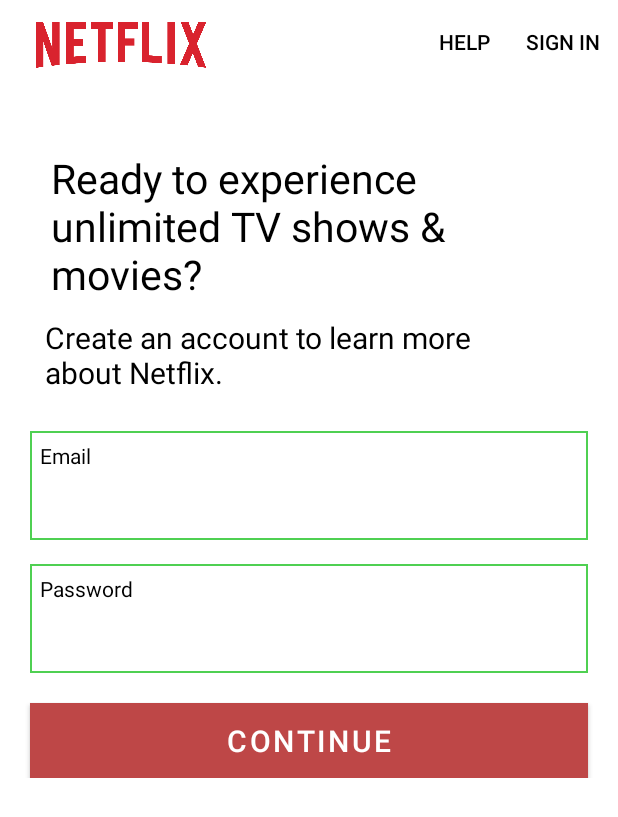
After one commit to Vishwajith-Shettigar/Netflixclone, an Android app: the Signup screen opened directly, with no data from a screen before it, on a phone screen of 412 x 824 dp. The commit adds this screen. Shown: the top 817 px of the screen. Run offline under Robolectric (Android 15) with nearby library versions, the phone set to English and light mode, and no system bars.

Commit message:
s commit

```diff
--- a/app/src/main/AndroidManifest.xml
+++ b/app/src/main/AndroidManifest.xml
@@ -11,6 +11,12 @@
         android:supportsRtl="true"
         android:theme="@style/Theme.NetflixClone"
         tools:targetApi="31">
+        <activity
+            android:name=".Parenntscreen"
+            android:exported="false" />
+        <activity
+            android:name=".Signup"
+            android:exported="false" />
         <activity
             android:name=".Signin"
             android:exported="false" />
--- /dev/null
+++ b/app/src/main/java/com/example/netflixclone/Signup.java
@@ -0,0 +1,40 @@
+package com.example.netflixclone;
+
+import androidx.appcompat.app.AppCompatActivity;
+import androidx.appcompat.widget.PopupMenu;
+import androidx.appcompat.widget.Toolbar;
+
+import android.graphics.Color;
+import android.os.Bundle;
+import android.text.SpannableString;
+import android.text.style.ForegroundColorSpan;
+import android.view.Menu;
+import android.view.MenuItem;
+
+public class Signup extends AppCompatActivity {
+    Toolbar signuptb;
+
+    @Override
+    protected void onCreate(Bundle savedInstanceState) {
+        super.onCreate(savedInstanceState);
+        setContentView(R.layout.activity_signup);
+        signuptb=findViewById(R.id.signuptb);
+        setSupportActionBar(signuptb);
+        getSupportActionBar().setDisplayShowTitleEnabled(false);
+
+    }
+
+    @Override
+    public boolean onCreateOptionsMenu(Menu menu) {
+
+        getMenuInflater().inflate(R.menu.signupmenus,menu);
+
+        for (int i = 0; i < menu.size(); i++) {
+            MenuItem menuItem = menu.getItem(i);
+            SpannableString spannable = new SpannableString(menuItem.getTitle());
+            spannable.setSpan(new ForegroundColorSpan(Color.BLACK), 0, spannable.length(), 0);
+            menuItem.setTitle(spannable);
+        }
+        return true;
+    }
+}
--- /dev/null
+++ b/app/src/main/res/drawable/baseline_keyboard_arrow_down_24.xml
@@ -0,0 +1,5 @@
+<vector android:height="24dp" android:tint="#FFFFFF"
+    android:viewportHeight="24" android:viewportWidth="24"
+    android:width="24dp" xmlns:android="http://schemas.android.com/apk/res/android">
+    <path android:fillColor="@android:color/white" android:pathData="M7.41,8.59L12,13.17l4.59,-4.58L18,10l-6,6 -6,-6 1.41,-1.41z"/>
+</vector>
--- /dev/null
+++ b/app/src/main/res/drawable/baseline_search_24.xml
@@ -0,0 +1,5 @@
+<vector android:height="24dp" android:tint="#FFFFFF"
+    android:viewportHeight="24" android:viewportWidth="24"
+    android:width="24dp" xmlns:android="http://schemas.android.com/apk/res/android">
+    <path android:fillColor="@android:color/white" android:pathData="M15.5,14h-0.79l-0.28,-0.27C15.41,12.59 16,11.11 16,9.5 16,5.91 13.09,3 9.5,3S3,5.91 3,9.5 5.91,16 9.5,16c1.61,0 3.09,-0.59 4.23,-1.57l0.27,0.28v0.79l5,4.99L20.49,19l-4.99,-5zM9.5,14C7.01,14 5,11.99 5,9.5S7.01,5 9.5,5 14,7.01 14,9.5 11.99,14 9.5,14z"/>
+</vector>
--- a/app/src/main/res/layout/activity_readytowatch.xml
+++ b/app/src/main/res/layout/activity_readytowatch.xml
@@ -93,6 +93,7 @@ android:layout_marginStart="20dp"
             />
         </RelativeLayout>
         <com.google.android.material.button.MaterialButton
+          android:id="@+id/rtowbtn"
             android:layout_width="match_parent"
             android:layout_height="60dp"
             android:text="GET STARTED"
--- a/app/src/main/res/layout/activity_signin.xml
+++ b/app/src/main/res/layout/activity_signin.xml
@@ -120,6 +120,8 @@ android:background="@drawable/sigininback"
         </RelativeLayout>
 
         <com.google.android.material.button.MaterialButton
+
+          android:id="@+id/signinbtn"
             android:layout_width="match_parent"
             android:layout_height="60dp"
             android:text="Sign in"
--- /dev/null
+++ b/app/src/main/res/layout/activity_signup.xml
@@ -0,0 +1,162 @@
+<?xml version="1.0" encoding="utf-8"?>
+<RelativeLayout xmlns:android="http://schemas.android.com/apk/res/android"
+    xmlns:app="http://schemas.android.com/apk/res-auto"
+    xmlns:tools="http://schemas.android.com/tools"
+    android:layout_width="match_parent"
+    android:layout_height="match_parent"
+android:background="@color/white"
+    tools:context=".Signup"
+
+    >
+
+    <androidx.appcompat.widget.Toolbar
+        android:layout_width="match_parent"
+        android:layout_height="60dp"
+        android:id="@+id/signuptb"
+        app:titleTextColor="@color/black"
+        android:elevation="4dp"
+
+
+        >
+
+        <ImageView
+            android:layout_width="130dp"
+            android:layout_height="wrap_content"
+android:scaleType="centerCrop"
+android:src="@drawable/netflixfulltextwhite"
+            />
+    </androidx.appcompat.widget.Toolbar>
+
+
+    <LinearLayout
+        android:layout_width="match_parent"
+        android:layout_height="wrap_content"
+        android:layout_below="@+id/signuptb"
+        android:gravity="center"
+        android:orientation="vertical"
+        android:layout_marginTop="20dp"
+        >
+
+        <TextView
+            android:layout_width="match_parent"
+            android:layout_height="wrap_content"
+
+            android:text="Ready to experience \nunlimited TV shows \&amp; \nmovies?"
+            android:textSize="27dp"
+            android:textColor="@color/black"
+android:paddingLeft="10dp"
+android:gravity="left"
+android:layout_marginLeft="16dp"
+            android:layout_marginTop="20dp"
+
+            />
+        <TextView
+            android:layout_width="match_parent"
+            android:layout_height="wrap_content"
+            android:layout_marginStart="20dp"
+            android:layout_marginEnd="20dp"
+            android:gravity="left"
+
+            android:layout_marginTop="10dp"
+            android:text="Create an account to learn more\nabout Netflix."
+
+            android:textSize="20dp"
+            android:textColor="@color/black"
+            android:layout_marginLeft="16dp"
+
+            android:paddingLeft="10dp"
+
+            />
+        <RelativeLayout
+            android:layout_width="match_parent"
+            android:layout_height="wrap_content"
+            android:layout_marginTop="25dp"
+            android:layout_marginStart="20dp"
+            android:layout_marginEnd="20dp"
+            android:padding="1dp"
+            android:background="#DC34C937"
+            >
+
+
+
+            <TextView
+                android:layout_width="match_parent"
+                android:layout_height="wrap_content"
+                android:text="Email"
+                android:id="@+id/fi"
+
+                android:textColor="@color/black"
+                android:background="@color/white"
+                android:padding="5dp"
+
+                />
+            <EditText
+                android:layout_below="@+id/fi"
+                android:background="@color/white"
+                android:textColor="@color/black"
+                android:id="@+id/signupemail"
+                android:layout_width="match_parent"
+                android:layout_height="40dp"
+                android:padding="5dp"
+
+
+
+
+                />
+        </RelativeLayout>
+        <RelativeLayout
+            android:layout_width="match_parent"
+            android:layout_height="wrap_content"
+            android:layout_marginTop="16dp"
+            android:layout_marginStart="20dp"
+            android:layout_marginEnd="20dp"
+            android:padding="1dp"
+            android:background="#DC34C937"
+            >
+
+
+
+            <TextView
+                android:layout_width="match_parent"
+                android:layout_height="wrap_content"
+                android:text="Password"
+                android:id="@+id/fill"
+
+                android:textColor="@color/black"
+                android:background="@color/white"
+                android:padding="5dp"
+
+                />
+            <EditText
+                android:layout_below="@+id/fill"
+                android:background="@color/white"
+                android:textColor="@color/black"
+                android:id="@+id/signuppassword"
+                android:layout_width="match_parent"
+                android:layout_height="40dp"
+                android:padding="5dp"
+
+
+
+
+                />
+        </RelativeLayout>
+        <com.google.android.material.button.MaterialButton
+            android:id="@+id/rtowbtn"
+            android:layout_width="match_parent"
+            android:layout_height="50dp"
+            android:text="CONTINUE"
+            android:textSize="20dp"
+            android:textColor="@color/white"
+            android:layout_marginStart="20dp"
+            android:layout_marginEnd="20dp"
+            android:background="@color/red"
+            android:layout_marginTop="20dp"
+            android:elevation="4dp"
+            />
+
+
+    </LinearLayout>
+
+
+</RelativeLayout>
--- /dev/null
+++ b/app/src/main/res/menu/signupmenus.xml
@@ -0,0 +1,19 @@
+<?xml version="1.0" encoding="utf-8"?>
+<menu xmlns:android="http://schemas.android.com/apk/res/android"
+    xmlns:app="http://schemas.android.com/apk/res-auto">
+
+    <item
+        android:id="@+id/signunhelp"
+        android:title="HELP"
+        app:showAsAction="always"
+
+
+        />
+
+    <item
+        android:id="@+id/signupsignin"
+        android:title="SIGN IN"
+        app:showAsAction="always"
+
+        />
+</menu>
```
Also changed, not shown: app/src/main/java/com/example/netflixclone/Parenntscreen.java (added, +28 -0 lines), app/src/main/java/com/example/netflixclone/Readytowatch.java (+15 -1 lines), app/src/main/java/com/example/netflixclone/Signin.java (+12 -0 lines), app/src/main/res/drawable/backparenttabtop.xml (added, +14 -0 lines), app/src/main/res/layout/activity_parenntscreen.xml (added, +96 -0 lines), app/src/main/res/menu/parentmenus.xml (added, +19 -0 lines), app/src/main/res/values-night/themes.xml (+12 -2 lines), app/src/main/res/values/themes.xml (+10 -0 lines), app/src/main/res/drawable/accountblueicon.png (added), app/src/main/res/drawable/netflixfulltextwhite.png (added), app/src/main/res/drawable/nlogogcrped.png (added).
